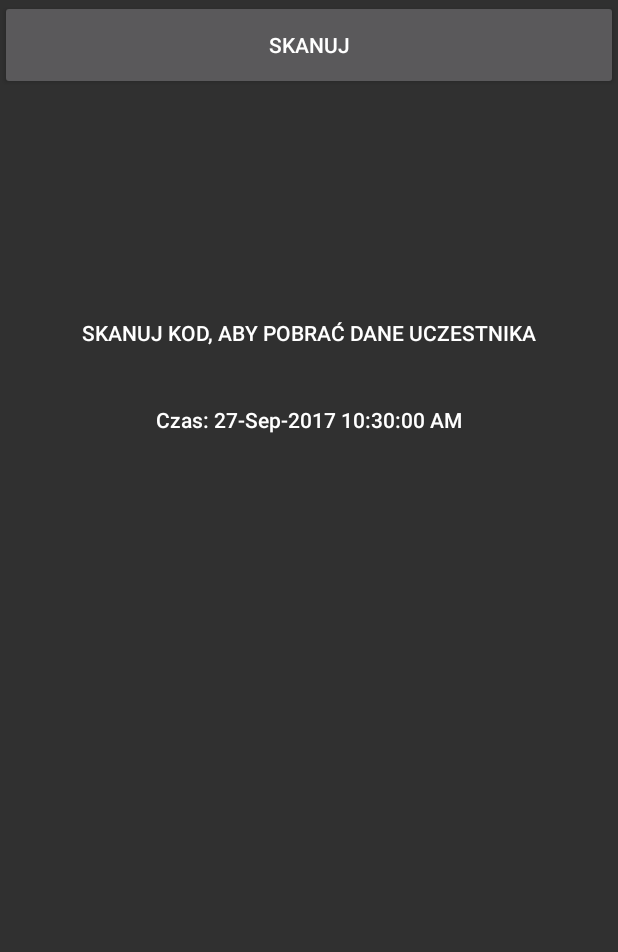
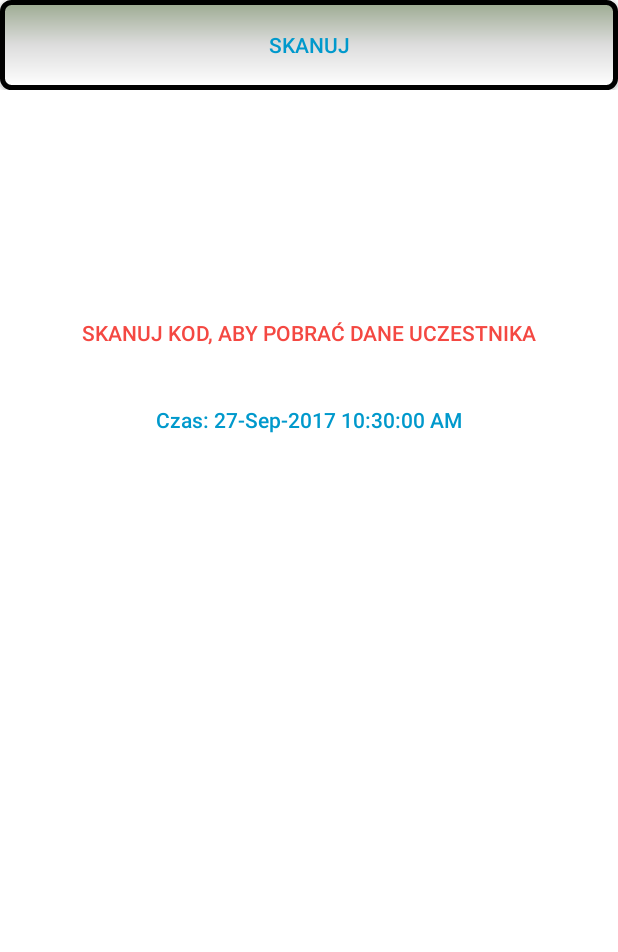
Before and after one commit to ZespolNumerJeden/zn1Skaner, an Android app: the screen it shows after launch (MainActivity), on a phone screen of 412 x 824 dp, the part 284-1236 px from its top. Run offline under Robolectric (Android 15) with nearby library versions, the light colour scheme and no system bars; libraries missing offline, so code that uses them is left out: com.crashlytics.android, io.fabric.sdk; 1 statement that could not run was skipped.

Commit message:
ui changes

```diff
--- a/app/src/main/java/com/example/rick/agileitticket/MainActivity.java
+++ b/app/src/main/java/com/example/rick/agileitticket/MainActivity.java
@@ -29,26 +29,48 @@ public class MainActivity extends Activity implements OnClickListener {
     protected void onCreate(Bundle savedInstanceState) {
         super.onCreate(savedInstanceState);
         Fabric.with(this, new Crashlytics(), new CrashlyticsNdk());
-        setContentView(R.layout.activity_main);
-        afterScanLayout = (View) findViewById(R.id.afterScan_layout);
-        scanBtn = (Button)findViewById(R.id.scan_button);
-        cancelBtn = (Button)findViewById(R.id.cancel_button);
-        approveBtn = (Button)findViewById(R.id.approve_button);
-        scanTxt = (TextView)findViewById(R.id.user_data_label);
-        formatTxt = (TextView)findViewById(R.id.scan_format);
-        contentTxt = (TextView)findViewById(R.id.scan_content);
-        timeTxt = (TextView)findViewById(R.id.time_content);
-        scanTxt.setText(getString(R.string.user_data_label_scan));
-        formatTxt.setText("");
-        contentTxt.setText("");
-        scanBtn.setOnClickListener(this);
-        cancelBtn.setOnClickListener(this);
-        approveBtn.setOnClickListener(this);
+
         Calendar c = Calendar.getInstance();
         SimpleDateFormat dateformat = new SimpleDateFormat("dd-MMM-yyyy hh:mm:ss aa");
         String datetime = dateformat.format(c.getTime());
+
+        setContentView(R.layout.activity_main);
+        afterScanLayout = (View) findViewById(R.id.afterScan_layout);
+        View root = afterScanLayout.getRootView();
+        root.setBackgroundColor(getResources().getColor(R.color.backgroundDefault));
+
+        scanBtn = (Button)findViewById(R.id.scan_button);
+        scanBtn.setTextColor(getResources().getColor(R.color.textDefault));
+       // scanBtn.setBackgroundColor(getResources().getColor(R.color.backgroundDefault));
+        scanBtn.setOnClickListener(this);
+
+        cancelBtn = (Button)findViewById(R.id.cancel_button);
+        cancelBtn.setTextColor(getResources().getColor(R.color.textDefault));
+       // cancelBtn.setBackgroundColor(getResources().getColor(R.color.backgroundDefault));
+        cancelBtn.setOnClickListener(this);
+
+        approveBtn = (Button)findViewById(R.id.approve_button);
+        approveBtn .setTextColor(getResources().getColor(R.color.textDefault));
+       // approveBtn.setBackgroundColor(getResources().getColor(R.color.backgroundDefault));
+        approveBtn.setOnClickListener(this);
+
+        scanTxt = (TextView)findViewById(R.id.user_data_label);
+        scanTxt .setTextColor(getResources().getColor(R.color.textDefault));
+
+        formatTxt = (TextView)findViewById(R.id.scan_format);
+        formatTxt.setTextColor(getResources().getColor(R.color.textDefault));
+        formatTxt.setText("");
+
+        contentTxt = (TextView)findViewById(R.id.scan_content);
+        contentTxt.setTextColor(getResources().getColor(R.color.textDefault));
+        contentTxt.setText("");
+
+        timeTxt = (TextView)findViewById(R.id.time_content);
+        timeTxt .setTextColor(getResources().getColor(R.color.textDefault));
         timeTxt.setText("Czas: " + datetime);
 
+        scanTxt.setText(getString(R.string.user_data_label_scan));
+        scanTxt.setTextColor(getResources().getColor(R.color.textAlert));
     }
 
     public void onClick(View v){
@@ -60,16 +82,22 @@ public class MainActivity extends Activity implements OnClickListener {
             scanBtn.setVisibility(View.INVISIBLE);
 
             scanTxt.setText(getString(R.string.user_data_label));  //temporary for test
+            scanTxt .setTextColor(getResources().getColor(R.color.textDefault));
+
             formatTxt.setText("Uczestnik: Jan Kowalski");  //temporary for test
             contentTxt.setText("Panel: Wykład Profesora Mrożka");  //temporary for test
+
             afterScanLayout.setVisibility(View.VISIBLE); //temporary for test
 
         }
 
         if(v.getId()==R.id.cancel_button){
             scanTxt.setText(getString(R.string.user_data_label_scan));
+            scanTxt .setTextColor(getResources().getColor(R.color.textAlert));
+
             formatTxt.setText("");
             contentTxt.setText("");
+
             afterScanLayout.setVisibility(View.INVISIBLE);
             scanBtn.setVisibility(View.VISIBLE);
         }
@@ -78,9 +106,13 @@ public class MainActivity extends Activity implements OnClickListener {
             Toast toast = Toast.makeText(getApplicationContext(),
                     getString(R.string.codeAccepted), Toast.LENGTH_SHORT);
             toast.show();
+
             scanTxt.setText(getString(R.string.user_data_label_scan));
+            scanTxt.setTextColor(getResources().getColor(R.color.textAlert));
+
             formatTxt.setText("");
             contentTxt.setText("");
+
             afterScanLayout.setVisibility(View.INVISIBLE);
             scanBtn.setVisibility(View.VISIBLE);
         }
@@ -94,9 +126,11 @@ public class MainActivity extends Activity implements OnClickListener {
 //we have a result
             String scanContent = scanningResult.getContents();
             String scanFormat = scanningResult.getFormatName();
+
             scanTxt.setText(getString(R.string.user_data_label));
             formatTxt.setText("Uczestnik: " + scanFormat);
             contentTxt.setText("Panel: " + scanContent);
+
             afterScanLayout.setVisibility(View.VISIBLE);
         }
         else{
--- /dev/null
+++ b/app/src/main/res/drawable/button_border.xml
@@ -0,0 +1,12 @@
+<?xml version="1.0" encoding="utf-8"?>
+<shape xmlns:android="http://schemas.android.com/apk/res/android"
+    android:shape="rectangle" >
+
+    <solid android:color="#FFFFFF" />
+    <corners android:radius="6dp" />
+    <gradient android:startColor="#FFFFFF" android:centerColor="#DDDDDD" android:endColor="#9caa91" android:angle="90" />
+    <stroke
+        android:width="3dp"
+        android:color="#000" />
+
+</shape>
--- a/app/src/main/res/layout/activity_main.xml
+++ b/app/src/main/res/layout/activity_main.xml
@@ -31,6 +31,7 @@
             android:layout_centerHorizontal="true"
             android:layout_weight="0.4"
             android:onClick="onClick"
+            android:background="@drawable/button_border"
             android:text="@string/scan" />
 
     </LinearLayout>
@@ -99,16 +100,18 @@
         android:visibility="invisible">
         <Button
             android:id="@+id/cancel_button"
-            android:layout_width="0sp"
+            android:layout_width="150dp"
             android:layout_height="60dp"
-            android:layout_weight="0.5"
+            android:layout_weight="0.4"
             android:onClick="onClick"
+            android:background="@drawable/button_border"
             android:text="@string/cancel" />
         <Button
             android:id="@+id/approve_button"
-            android:layout_width="0sp"
-            android:layout_weight="0.5"
+            android:layout_width="150dp"
+            android:layout_weight="0.4"
             android:layout_height="60dp"
+            android:background="@drawable/button_border"
             android:text="@string/accept" />
     </LinearLayout>
 
--- a/app/src/main/res/values/colors.xml
+++ b/app/src/main/res/values/colors.xml
@@ -3,4 +3,7 @@
     <color name="colorPrimary">#3F51B5</color>
     <color name="colorPrimaryDark">#303F9F</color>
     <color name="colorAccent">#FF4081</color>
+    <color name="textDefault">#0099CC</color>
+    <color name="textAlert">#f44842</color>
+    <color name="backgroundDefault">#ffffff</color>
 </resources>
```
